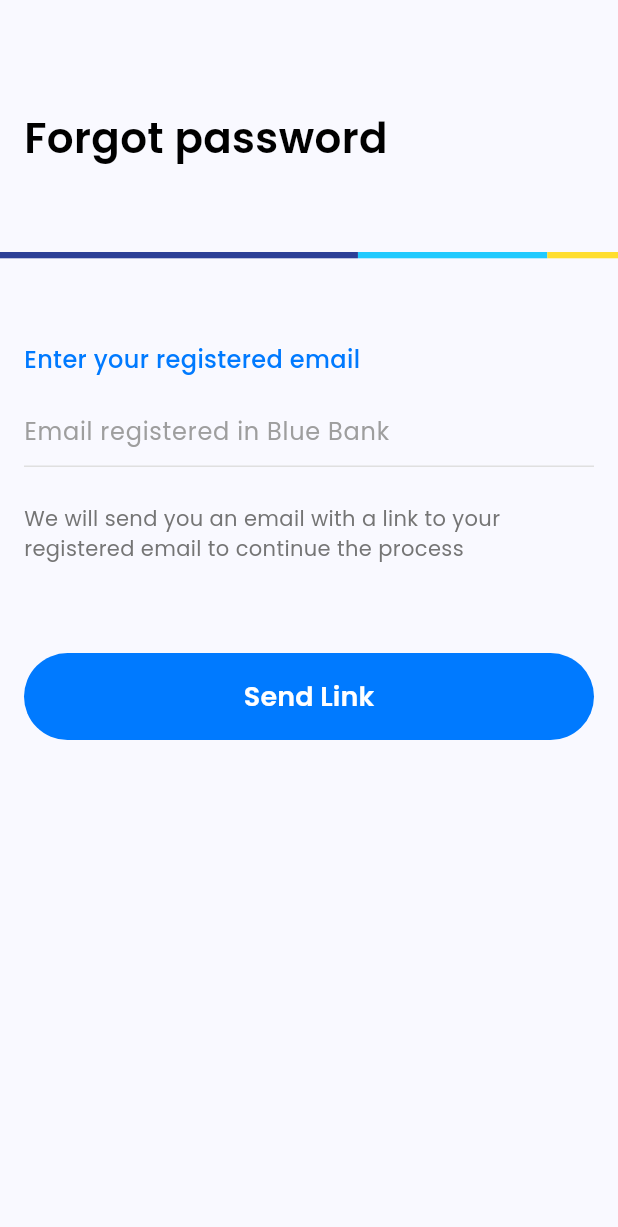
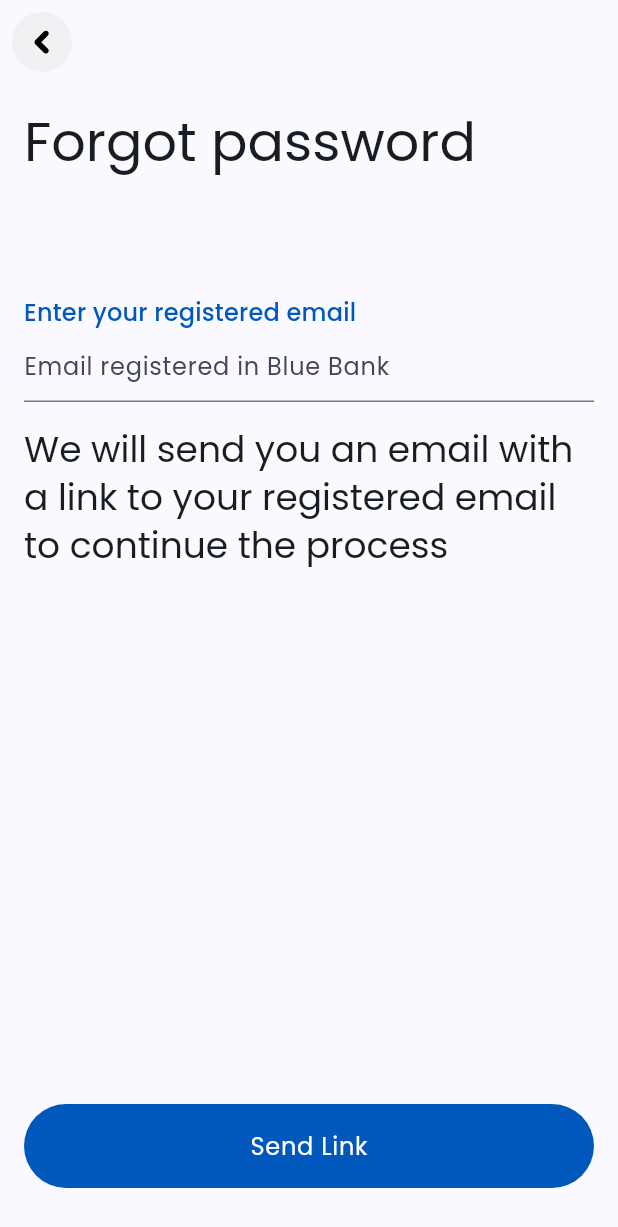
Before and after one commit to andreyobsidiam/bluebank_app, a Flutter app: the ForgotPasswordPage screen opened by its route, on a phone screen of 412 x 824 dp. Shown: the top 1227 px of the screen. Run offline on Flutter 3.47's test engine with Material 3 defaults, Android fonts, the light colour scheme and no system bars; our stand-ins replace dio, equatable, flutter_bloc, flutter_dotenv, flutter_svg, freezed_annotation and 9 more; accounts and stored records are empty; generated files the repository leaves out were written again; statements that could not run were skipped.

Commit message:
feat: agregar funcionalidad de envío de OTP con soporte para asunto y plantilla, y actualizar flujo de restablecimiento de contraseña

```diff
--- a/lib/src/features/auth/domain/repositories/auth_repository.dart
+++ b/lib/src/features/auth/domain/repositories/auth_repository.dart
@@ -4,6 +4,10 @@ abstract class AuthRepository {
   Future<User> login({required String email, required String password});
   Future<void> logout();
   Future<void> resetPassword({required String email});
-  Future<void> sendOtp({required String email});
+  Future<void> sendOtp({
+    required String email,
+    required String subject,
+    required String templateId,
+  });
   Future<void> verifyOtp({required String token});
 }
--- a/lib/src/features/auth/presentation/bloc/auth_event.dart
+++ b/lib/src/features/auth/presentation/bloc/auth_event.dart
@@ -11,7 +11,11 @@ class AuthEvent with _$AuthEvent {
   const factory AuthEvent.logout() = _Logout;
   const factory AuthEvent.resetPassword({required String email}) =
       _ResetPassword;
-  const factory AuthEvent.sendOtp({required String email}) = _SendOtp;
+  const factory AuthEvent.sendOtp({
+    required String email,
+    required String subject,
+    required String templateId,
+  }) = _SendOtp;
   const factory AuthEvent.verifyOtp({
     required String email,
     required String token,
--- a/lib/src/features/auth/presentation/bloc/auth_state.dart
+++ b/lib/src/features/auth/presentation/bloc/auth_state.dart
@@ -11,5 +11,6 @@ class AuthState with _$AuthState {
   const factory AuthState.unauthenticated() = _Unauthenticated;
   const factory AuthState.otpSent() = _OtpSent;
   const factory AuthState.otpVerified() = _OtpVerified;
+  const factory AuthState.passwordResetLinkSent() = _PasswordResetLinkSent;
   const factory AuthState.error({required String message}) = _Error;
 }
--- a/lib/src/features/auth/presentation/pages/forgot_password_page.dart
+++ b/lib/src/features/auth/presentation/pages/forgot_password_page.dart
@@ -1,11 +1,14 @@
+import 'package:bluebank_app/gen/assets.gen.dart';
+import 'package:bluebank_app/src/core/common/utils/context_extensions.dart';
 import 'package:bluebank_app/src/core/di/injector.dart';
 import 'package:bluebank_app/src/core/l10n/arb/app_localizations.dart';
+import 'package:bluebank_app/src/ds/ds.dart';
 import 'package:bluebank_app/src/features/auth/presentation/bloc/auth_bloc.dart';
 import 'package:bluebank_app/src/features/auth/presentation/bloc/auth_event.dart';
 import 'package:bluebank_app/src/features/auth/presentation/bloc/auth_state.dart';
 import 'package:flutter/material.dart';
 import 'package:flutter_bloc/flutter_bloc.dart';
-import 'package:flutter_svg/svg.dart';
+import 'package:go_router/go_router.dart';
 
 class ForgotPasswordPage extends StatefulWidget {
   const ForgotPasswordPage({super.key});
@@ -31,6 +34,17 @@ class _ForgotPasswordPageState extends State<ForgotPasswordPage> {
         listener: (context, state) {
           state.maybeWhen(
             orElse: () {},
+            passwordResetLinkSent: () {
+              context.go(
+                '/otp-validation',
+                extra: {
+                  'email': _emailController.text,
+                  'redirectUrl': '/update-password',
+                  'templateId': 'yzkq340krw0gd796',
+                  'subject': 'Reset Your Password',
+                },
+              );
+            },
             error: (message) {
               ScaffoldMessenger.of(
                 context,
@@ -60,7 +74,7 @@ class _ForgotPasswordPageState extends State<ForgotPasswordPage> {
           flex: 1,
           child: Container(
             color: const Color(0xFF2A3A8A),
-            child: Center(child: Image.asset('assets/logo.png', height: 100)),
+            child: Center(child: Assets.logo.image(height: 100, width: 100)),
           ),
         ),
         Expanded(
@@ -78,7 +92,15 @@ class _ForgotPasswordPageState extends State<ForgotPasswordPage> {
 
   Widget _buildMobileLayout() {
     return Scaffold(
-      appBar: AppBar(),
+      appBar: AppBar(
+        leading: Align(
+          alignment: Alignment.centerLeft,
+          child: IconButton(
+            icon: Assets.svg.backButton.svg(height: 40, width: 40),
+            onPressed: () => context.pop(),
+          ),
+        ),
+      ),
       body: _ForgotPasswordForm(emailController: _emailController),
     );
   }
@@ -92,84 +114,62 @@ class _ForgotPasswordForm extends StatelessWidget {
   @override
   Widget build(BuildContext context) {
     final l10n = AppLocalizations.of(context)!;
-    final isWeb = MediaQuery.of(context).size.width > 768;
 
-    return SingleChildScrollView(
+    return Column(
+      crossAxisAlignment: CrossAxisAlignment.stretch,
+      children: [
+        Expanded(
+          child: SingleChildScrollView(
             child: Column(
-        mainAxisAlignment: MainAxisAlignment.center,
               crossAxisAlignment: CrossAxisAlignment.stretch,
               children: [
                 Padding(
                   padding: const EdgeInsets.all(16.0),
                   child: Text(
                     l10n.forgotPasswordTitle,
-              style: const TextStyle(
-                fontSize: 28,
-                fontWeight: FontWeight.w600,
-                color: Colors.black,
+                    style: context.textTheme.displaySmall,
                   ),
                 ),
-          ),
-          const SizedBox(height: 40),
-          if (!isWeb) ...[
-            SvgPicture.asset(
-              'assets/svg/line_colors.svg',
-              width: MediaQuery.sizeOf(context).width,
-            ),
-            const SizedBox(height: 40),
-          ],
+                DsBox.v2xl,
                 Padding(
-            padding: const EdgeInsets.all(16.0),
+                  padding: const EdgeInsets.symmetric(horizontal: 16.0),
                   child: Column(
                     mainAxisSize: MainAxisSize.min,
                     crossAxisAlignment: CrossAxisAlignment.stretch,
                     children: [
                       Text(
                         l10n.enterYourRegisteredEmail,
-                  style: const TextStyle(
-                    fontSize: 16,
-                    color: Color(0xFF007AFF),
-                    fontWeight: FontWeight.w500,
+                        style: context.textTheme.titleMedium?.copyWith(
+                          color: context.colors.primary,
                         ),
                       ),
-                const SizedBox(height: 12),
                       TextField(
                         controller: emailController,
                         decoration: InputDecoration(
                           hintText: l10n.emailRegisteredInBlueBank,
-                    hintStyle: const TextStyle(
-                      color: Color(0xFF9E9E9E),
-                      fontSize: 16,
                         ),
-                    border: const UnderlineInputBorder(
-                      borderSide: BorderSide(color: Color(0xFFE0E0E0)),
                       ),
-                    focusedBorder: const UnderlineInputBorder(
-                      borderSide: BorderSide(color: Color(0xFF007AFF)),
+                      DsBox.vmd,
+                      Text(
+                        l10n.weWillSendYouAnEmail,
+                        style: context.textTheme.headlineSmall,
                       ),
-                    enabledBorder: const UnderlineInputBorder(
-                      borderSide: BorderSide(color: Color(0xFFE0E0E0)),
+                    ],
+                  ),
+                ),
+              ],
             ),
           ),
         ),
-                const SizedBox(height: 24),
-                Text(
-                  l10n.weWillSendYouAnEmail,
-                  style: const TextStyle(
-                    fontSize: 14,
-                    color: Color(0xFF757575),
-                    height: 1.4,
-                  ),
-                ),
-                const SizedBox(height: 60),
-                BlocBuilder<AuthBloc, AuthState>(
+        Padding(
+          padding: EdgeInsets.all(context.md),
+          child: BlocBuilder<AuthBloc, AuthState>(
             builder: (context, state) {
               return state.maybeWhen(
-                      loading: () => ElevatedButton(
+                loading: () => FilledButton(
                   onPressed: null,
-                        style: ElevatedButton.styleFrom(
-                          backgroundColor: const Color(0xFF007AFF),
-                          padding: const EdgeInsets.symmetric(vertical: 16),
+                  style: FilledButton.styleFrom(
+                    padding: EdgeInsets.symmetric(vertical: context.md),
                     shape: RoundedRectangleBorder(
                       borderRadius: BorderRadius.circular(30),
                     ),
@@ -179,17 +179,14 @@ class _ForgotPasswordForm extends StatelessWidget {
                     strokeWidth: 2,
                   ),
                 ),
-                      orElse: () => ElevatedButton(
+                orElse: () => FilledButton(
                   onPressed: () {
                     context.read<AuthBloc>().add(
-                            AuthEvent.resetPassword(
-                              email: emailController.text,
-                            ),
+                      AuthEvent.resetPassword(email: emailController.text),
                     );
                   },
-                        style: ElevatedButton.styleFrom(
-                          backgroundColor: const Color(0xFF007AFF),
-                          padding: const EdgeInsets.symmetric(vertical: 16),
+                  style: FilledButton.styleFrom(
+                    padding: EdgeInsets.symmetric(vertical: context.md),
                     shape: RoundedRectangleBorder(
                       borderRadius: BorderRadius.circular(30),
                     ),
@@ -197,21 +194,17 @@ class _ForgotPasswordForm extends StatelessWidget {
                   ),
                   child: Text(
                     l10n.sendLink,
-                          style: const TextStyle(
+                    style: context.textTheme.bodyLarge?.copyWith(
                       color: Colors.white,
-                            fontSize: 18,
-                            fontWeight: FontWeight.w600,
                     ),
                   ),
                 ),
               );
             },
           ),
+        ),
+        DsBox.vmd,
       ],
-            ),
-          ),
-        ],
-      ),
     );
   }
 }
```
Also changed, not shown: lib/main.dart (+7 -0 lines), lib/src/core/config/router/app_router.dart (+21 -13 lines), lib/src/features/auth/data/datasources/auth_remote_data_source.dart (+11 -7 lines), lib/src/features/auth/data/repositories/auth_repository_impl.dart (+10 -2 lines), lib/src/features/auth/domain/usecases/send_otp_usecase.dart (+10 -2 lines), lib/src/features/auth/presentation/bloc/auth_bloc.dart (+16 -10 lines), lib/src/features/auth/presentation/pages/login_page.dart (+12 -2 lines), lib/src/features/auth/presentation/pages/otp_validation_page.dart (+18 -2 lines), lib/src/features/auth/presentation/pages/update_password_page.dart (added, +72 -0 lines), 4 other files. Lines whose indentation alone changed are shown as unchanged.
